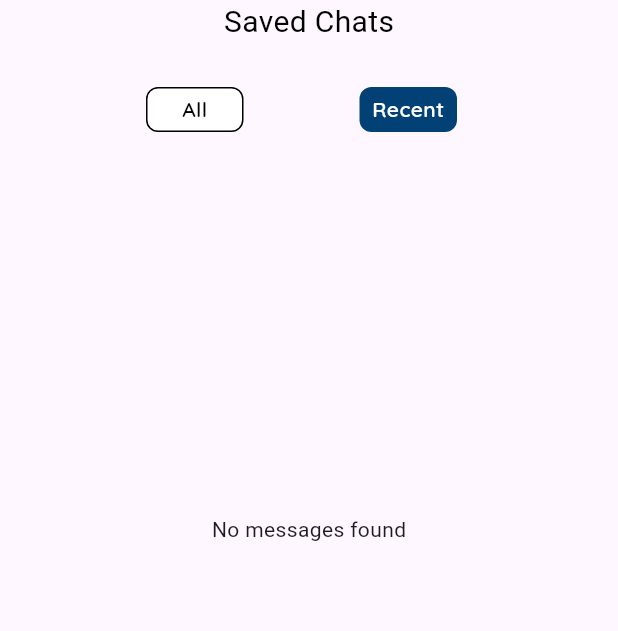
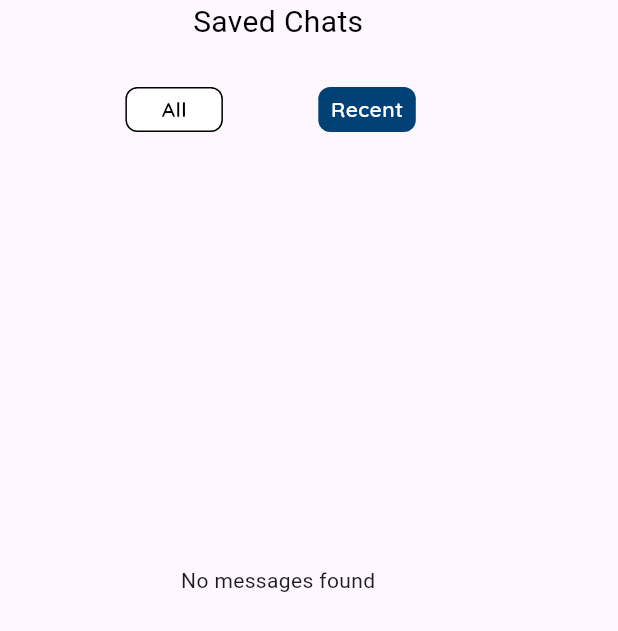
Before and after one commit to Krt-dev/RxSeek_mobile_app_v1, a Flutter app: the SaveThreadScreen widget shown alone on an empty page, opened directly, on a phone screen of 412 x 824 dp. Shown: the top 631 px of the screen. Run offline on Flutter 3.47's test engine with Material 3 defaults, Android fonts, the phone set to English and light mode, and no system bars; our stand-ins replace cloud_firestore, firebase_auth, firebase_core, firebase_storage, flutter_slidable, flutter_spinkit and 6 more; missing offline and left inert: dart:ffi, sliding_up_panel2; accounts and stored records are empty.

Commit message:
mediaquried saved chats

```diff
--- a/rxseek_v1/lib/src/screens/save_threads/save_thread.dart
+++ b/rxseek_v1/lib/src/screens/save_threads/save_thread.dart
@@ -19,7 +19,17 @@ class SaveThreadScreen extends StatefulWidget {
 class _SaveThreadScreenState extends State<SaveThreadScreen> {
   @override
   Widget build(BuildContext context) {
+    // Get screen size
+    final Size screenSize = MediaQuery.of(context).size;
+
+    // Calculate responsive dimensions
+    final double height = screenSize.height * 0.69;
+    final double width = screenSize.width > 600 ? 500 : screenSize.width * 0.9;
+
     return Material(
+      child: SizedBox(
+        height: height,
+        width: width,
         child: Column(
           children: [
             const Text(
@@ -29,17 +39,20 @@ class _SaveThreadScreenState extends State<SaveThreadScreen> {
             const ChatButtonHistory(),
             Center(
               child: SizedBox(
-                height: 500,
-                width: 350,
+                  height: height,
+                  width: width,
                   child: StreamBuilder(
                       stream: MessageController.I
                           .getSavedThreads(AuthController.I.currentUser!.uid),
                       builder: (context, snapshot) {
-                      if (snapshot.connectionState == ConnectionState.waiting) {
-                        return const Center(child: CircularProgressIndicator());
+                        if (snapshot.connectionState ==
+                            ConnectionState.waiting) {
+                          return const Center(
+                              child: CircularProgressIndicator());
                         }
                         if (snapshot.hasError) {
-                        return Center(child: Text('Error: ${snapshot.error}'));
+                          return Center(
+                              child: Text('Error: ${snapshot.error}'));
                         }
                         if (!snapshot.hasData || snapshot.data!.docs.isEmpty) {
                           return const Center(child: Text('No messages found'));
@@ -50,7 +63,8 @@ class _SaveThreadScreenState extends State<SaveThreadScreen> {
                               doc.data() as Map<String, dynamic>);
                         }).toList();
                         //reversing the list
-                      List<Thread>? reversedThreads = threads.reversed.toList();
+                        List<Thread>? reversedThreads =
+                            threads.reversed.toList();
 
                         return Consumer<UserInterfaceController>(
                           builder: (context, button, child) {
@@ -64,6 +78,7 @@ class _SaveThreadScreenState extends State<SaveThreadScreen> {
             )
           ],
         ),
+      ),
     );
   }
 }
```
Lines whose indentation alone changed are shown as unchanged.
